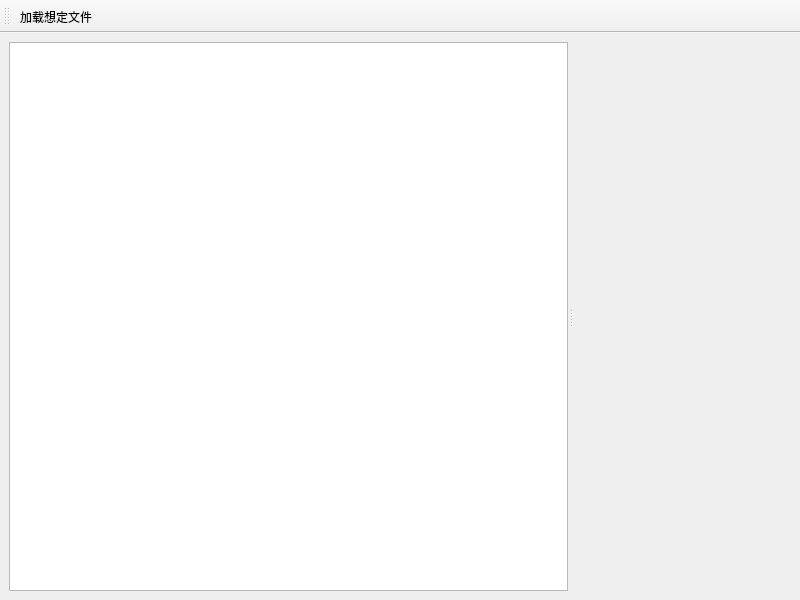
The window that src/gui/mainwindow.ui (zengrixi/resourceManager) describes before a commit, drawn with Qt 5.
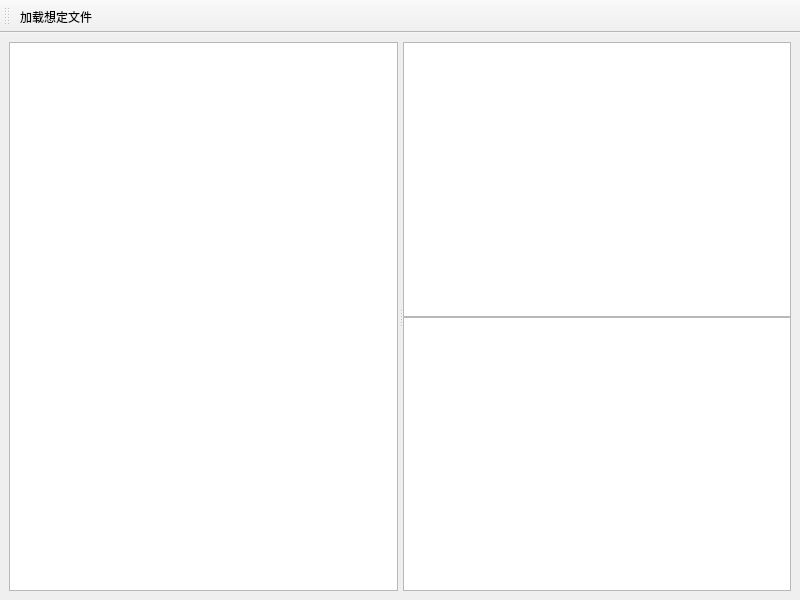
The same window after the commit. Icons and pictures are not drawn.

The edit to the form file:
```diff
--- a/src/gui/mainwindow.ui
+++ b/src/gui/mainwindow.ui
@@ -52,6 +52,29 @@
          <height>0</height>
         </size>
        </property>
+       <layout class="QVBoxLayout" name="verticalLayout">
+        <property name="spacing">
+         <number>0</number>
+        </property>
+        <property name="leftMargin">
+         <number>0</number>
+        </property>
+        <property name="topMargin">
+         <number>0</number>
+        </property>
+        <property name="rightMargin">
+         <number>0</number>
+        </property>
+        <property name="bottomMargin">
+         <number>0</number>
+        </property>
+        <item>
+         <widget class="QTableWidget" name="tableWidget"/>
+        </item>
+        <item>
+         <widget class="QTableWidget" name="tableWidget_2"/>
+        </item>
+       </layout>
       </widget>
      </widget>
     </item>
```
